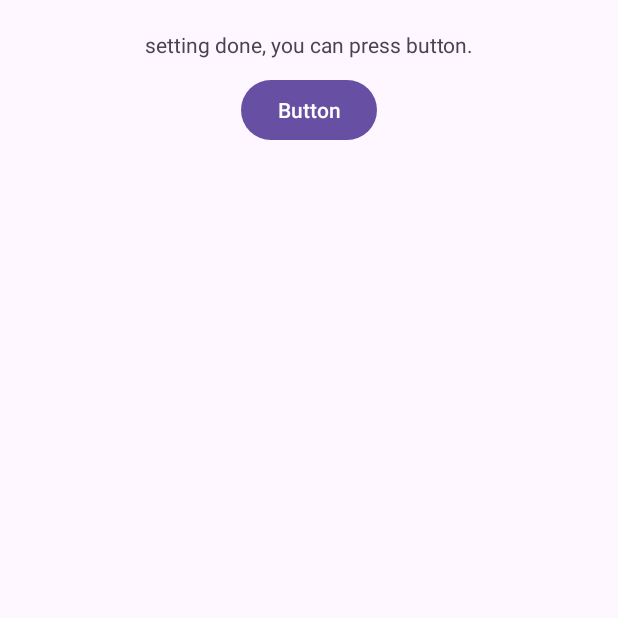
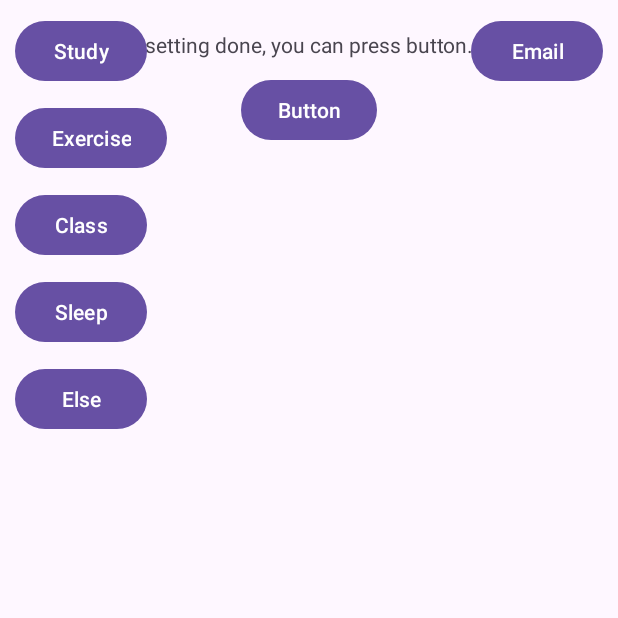
Before and after one commit to HongDay/Health_advice_app, an Android app: the screen it shows after launch (MainActivity), on a phone screen of 412 x 824 dp, the top half of it. Run offline under Robolectric (Android 15) with nearby library versions, the phone set to English and light mode, and no system bars.

Commit message:
data storing implemented

```diff
--- a/app/src/main/AndroidManifest.xml
+++ b/app/src/main/AndroidManifest.xml
@@ -13,6 +13,8 @@
     <uses-permission android:name="android.permission.CHANGE_WIFI_STATE" />
     <uses-permission android:name="android.permission.INTERNET" />
     <uses-permission android:name="android.permission.ACCESS_NETWORK_STATE" />
+
+    <uses-permission android:name="android.permission.FOREGROUND_SERVICE"/>
 
     <application
         android:allowBackup="true"
--- /dev/null
+++ b/app/src/main/java/com/example/health_advice_app/Data/SensorViewModel.java
@@ -0,0 +1,18 @@
+package com.example.health_advice_app.Data;
+
+import androidx.lifecycle.ViewModel;
+
+import java.util.ArrayList;
+import java.util.List;
+
+public class SensorViewModel extends ViewModel {
+    private final List<SensorData> dataList = new ArrayList<>();
+
+    public void addData(SensorData data) {
+        dataList.add(data);
+    }
+
+    public List<SensorData> getDataList() {
+        return dataList;
+    }
+}
--- a/app/src/main/res/layout/activity_main.xml
+++ b/app/src/main/res/layout/activity_main.xml
@@ -27,5 +27,65 @@
         app:layout_constraintStart_toStartOf="parent"
         app:layout_constraintTop_toBottomOf="@id/tv_first"/>
 
+    <Button
+        android:id="@+id/email"
+        android:layout_width="wrap_content"
+        android:layout_height="wrap_content"
+        android:text="Email"
+        android:layout_marginTop="10dp"
+        android:layout_marginEnd="10dp"
+        app:layout_constraintTop_toTopOf="parent"
+        app:layout_constraintEnd_toEndOf="parent"/>
+
+    <Button
+        android:id="@+id/button2"
+        android:layout_width="wrap_content"
+        android:layout_height="wrap_content"
+        android:text="Study"
+        android:layout_marginTop="10dp"
+        android:layout_marginStart="10dp"
+        app:layout_constraintTop_toTopOf="parent"
+        app:layout_constraintStart_toStartOf="parent"/>
+
+    <Button
+        android:id="@+id/button3"
+        android:layout_width="wrap_content"
+        android:layout_height="wrap_content"
+        android:text="Exercise"
+        android:layout_marginTop="10dp"
+        android:layout_marginStart="10dp"
+        app:layout_constraintTop_toBottomOf="@id/button2"
+        app:layout_constraintStart_toStartOf="parent"/>
+
+    <Button
+        android:id="@+id/button4"
+        android:layout_width="wrap_content"
+        android:layout_height="wrap_content"
+        android:text="Class"
+        android:layout_marginTop="10dp"
+        android:layout_marginStart="10dp"
+        app:layout_constraintTop_toBottomOf="@id/button3"
+        app:layout_constraintStart_toStartOf="parent"/>
+
+    <Button
+        android:id="@+id/button5"
+        android:layout_width="wrap_content"
+        android:layout_height="wrap_content"
+        android:text="Sleep"
+        android:layout_marginTop="10dp"
+        android:layout_marginStart="10dp"
+        app:layout_constraintTop_toBottomOf="@id/button4"
+        app:layout_constraintStart_toStartOf="parent"/>
+
+    <Button
+        android:id="@+id/button6"
+        android:layout_width="wrap_content"
+        android:layout_height="wrap_content"
+        android:text="Else"
+        android:layout_marginTop="10dp"
+        android:layout_marginStart="10dp"
+        app:layout_constraintTop_toBottomOf="@id/button5"
+        app:layout_constraintStart_toStartOf="parent"/>
+
 
 </androidx.constraintlayout.widget.ConstraintLayout>
```
Also changed, not shown: app/src/main/java/com/example/health_advice_app/Data/SensorData.java (added, +129 -0 lines), app/src/main/java/com/example/health_advice_app/MainActivity.java (+139 -57 lines).
